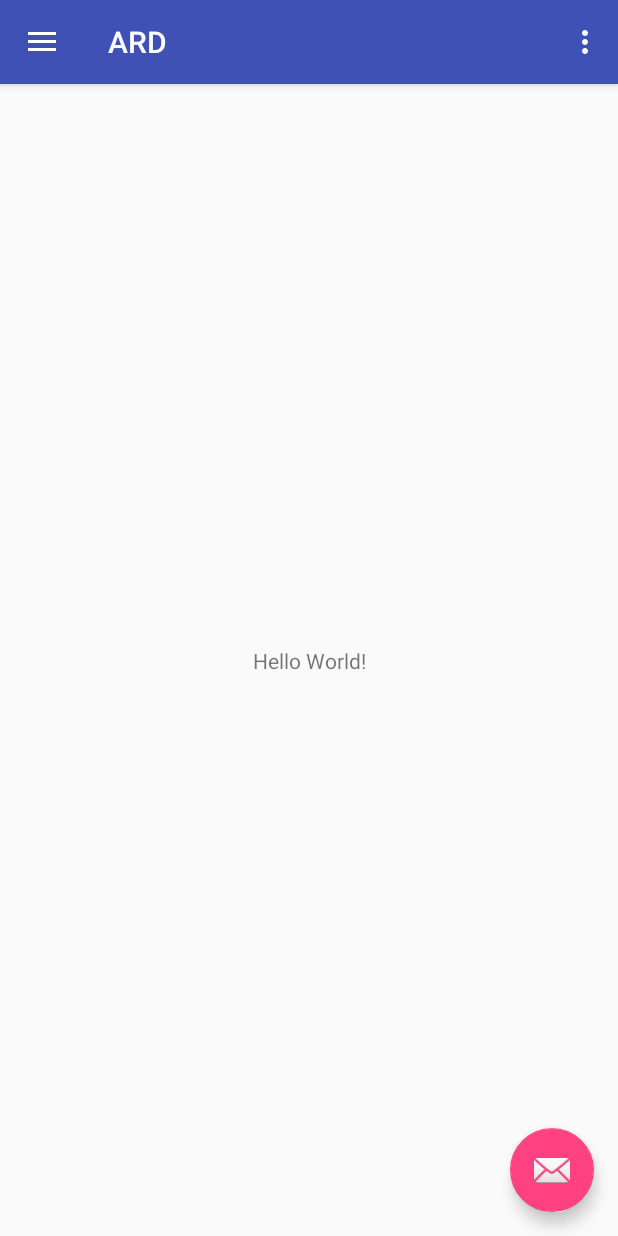
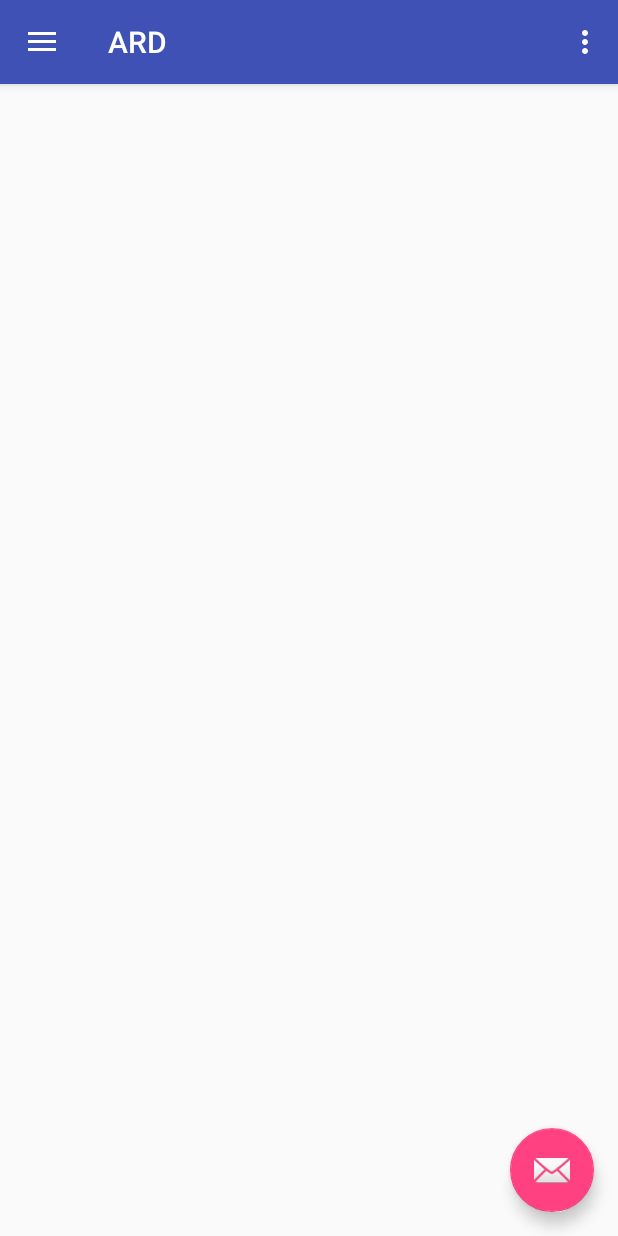
Before and after one commit to Devsoc-BPGC/ARD, an Android app: the screen it shows after launch (MainActivity), on a phone screen of 412 x 824 dp. Run offline under Robolectric (Android 15) with nearby library versions, the phone set to English and light mode, and no system bars.

```diff
--- a/app/build.gradle
+++ b/app/build.gradle
@@ -17,6 +17,9 @@ android {
             proguardFiles getDefaultProguardFile('proguard-android.txt'), 'proguard-rules.pro'
         }
     }
+    lintOptions {
+        abortOnError false
+    }
 }
 
 dependencies {
--- a/app/src/main/AndroidManifest.xml
+++ b/app/src/main/AndroidManifest.xml
@@ -1,5 +1,6 @@
 <?xml version="1.0" encoding="utf-8"?>
 <manifest xmlns:android="http://schemas.android.com/apk/res/android"
+    xmlns:tools="http://schemas.android.com/tools"
     package="in.ac.bits_pilani.goa.ard">
 
     <application
@@ -8,7 +9,9 @@
         android:label="@string/app_name"
         android:roundIcon="@mipmap/ic_launcher_round"
         android:supportsRtl="true"
-        android:theme="@style/AppTheme">
+        android:theme="@style/AppTheme"
+        tools:ignore="GoogleAppIndexingWarning"
+        android:fullBackupContent="@xml/backup_descriptor">
         <activity
             android:name=".MainActivity"
             android:label="@string/app_name"
--- a/app/src/main/java/in/ac/bits_pilani/goa/ard/MainActivity.java
+++ b/app/src/main/java/in/ac/bits_pilani/goa/ard/MainActivity.java
@@ -1,6 +1,7 @@
 package in.ac.bits_pilani.goa.ard;
 
 import android.os.Bundle;
+import android.support.annotation.NonNull;
 import android.support.design.widget.FloatingActionButton;
 import android.support.design.widget.Snackbar;
 import android.view.View;
@@ -20,7 +21,7 @@ public class MainActivity extends AppCompatActivity
     protected void onCreate(Bundle savedInstanceState) {
         super.onCreate(savedInstanceState);
         setContentView(R.layout.activity_main);
-        Toolbar toolbar = (Toolbar) findViewById(R.id.toolbar);
+        Toolbar toolbar = (Toolbar) findViewById(R.id.toolbar_activity_main);
         setSupportActionBar(toolbar);
 
         FloatingActionButton fab = (FloatingActionButton) findViewById(R.id.fab);
@@ -35,7 +36,7 @@ public class MainActivity extends AppCompatActivity
         DrawerLayout drawer = (DrawerLayout) findViewById(R.id.drawer_layout);
         ActionBarDrawerToggle toggle = new ActionBarDrawerToggle(
                 this, drawer, toolbar, R.string.navigation_drawer_open, R.string.navigation_drawer_close);
-        drawer.setDrawerListener(toggle);
+        drawer.addDrawerListener(toggle);
         toggle.syncState();
 
         NavigationView navigationView = (NavigationView) findViewById(R.id.nav_view);
@@ -53,14 +54,14 @@ public class MainActivity extends AppCompatActivity
     }
 
     @Override
-    public boolean onCreateOptionsMenu(Menu menu) {
+    public boolean onCreateOptionsMenu(final Menu menu) {
         // Inflate the menu; this adds items to the action bar if it is present.
         getMenuInflater().inflate(R.menu.main, menu);
         return true;
     }
 
     @Override
-    public boolean onOptionsItemSelected(MenuItem item) {
+    public boolean onOptionsItemSelected(final MenuItem item) {
         // Handle action bar item clicks here. The action bar will
         // automatically handle clicks on the Home/Up button, so long
         // as you specify a parent activity in AndroidManifest.xml.
@@ -76,7 +77,7 @@ public class MainActivity extends AppCompatActivity
 
     @SuppressWarnings("StatementWithEmptyBody")
     @Override
-    public boolean onNavigationItemSelected(MenuItem item) {
+    public boolean onNavigationItemSelected(@NonNull final MenuItem item) {
         // Handle navigation view item clicks here.
         int id = item.getItemId();
 
--- a/app/src/main/res/layout/app_bar_main.xml
+++ b/app/src/main/res/layout/app_bar_main.xml
@@ -12,7 +12,7 @@
         android:theme="@style/AppTheme.AppBarOverlay">
 
         <android.support.v7.widget.Toolbar
-            android:id="@+id/toolbar"
+            android:id="@+id/toolbar_activity_main"
             android:layout_width="match_parent"
             android:layout_height="?attr/actionBarSize"
             android:background="?attr/colorPrimary"
--- a/app/src/main/res/layout/content_main.xml
+++ b/app/src/main/res/layout/content_main.xml
@@ -6,15 +6,7 @@
     android:layout_height="match_parent"
     app:layout_behavior="@string/appbar_scrolling_view_behavior"
     tools:context="in.ac.bits_pilani.goa.ard.MainActivity"
-    tools:showIn="@layout/app_bar_main">
-
-    <TextView
-        android:layout_width="wrap_content"
-        android:layout_height="wrap_content"
-        android:text="Hello World!"
-        app:layout_constraintBottom_toBottomOf="parent"
-        app:layout_constraintLeft_toLeftOf="parent"
-        app:layout_constraintRight_toRightOf="parent"
-        app:layout_constraintTop_toTopOf="parent" />
+    tools:showIn="@layout/app_bar_main"
+    tools:ignore="GradleDependency">
 
 </android.support.constraint.ConstraintLayout>
--- a/app/src/main/res/layout/nav_header_main.xml
+++ b/app/src/main/res/layout/nav_header_main.xml
@@ -13,6 +13,7 @@
     android:theme="@style/ThemeOverlay.AppCompat.Dark">
 
     <ImageView
+        android:contentDescription="@string/nav_header_main_image_view_content_desc"
         android:id="@+id/imageView"
         android:layout_width="wrap_content"
         android:layout_height="wrap_content"
@@ -23,13 +24,13 @@
         android:layout_width="match_parent"
         android:layout_height="wrap_content"
         android:paddingTop="@dimen/nav_header_vertical_spacing"
-        android:text="Android Studio"
+        android:text="@string/nav_header_main_text_view_title"
         android:textAppearance="@style/TextAppearance.AppCompat.Body1" />
 
     <TextView
         android:id="@+id/textView"
         android:layout_width="wrap_content"
         android:layout_height="wrap_content"
-        android:text="android.studio@android.com" />
+        android:text="@string/nav_header_main_text_view_subtitle" />
 
 </LinearLayout>
--- a/app/src/main/res/menu/activity_main_drawer.xml
+++ b/app/src/main/res/menu/activity_main_drawer.xml
@@ -5,31 +5,31 @@
         <item
             android:id="@+id/nav_camera"
             android:icon="@drawable/ic_menu_camera"
-            android:title="Import" />
+            android:title="@string/activity_main_drawer_item_import" />
         <item
             android:id="@+id/nav_gallery"
             android:icon="@drawable/ic_menu_gallery"
-            android:title="Gallery" />
+            android:title="@string/activity_main_drawer_item_gallery" />
         <item
             android:id="@+id/nav_slideshow"
             android:icon="@drawable/ic_menu_slideshow"
-            android:title="Slideshow" />
+            android:title="@string/activity_main_drawer_item_slideshow" />
         <item
             android:id="@+id/nav_manage"
             android:icon="@drawable/ic_menu_manage"
-            android:title="Tools" />
+            android:title="@string/activity_main_drawer_item_manage" />
     </group>
 
-    <item android:title="Communicate">
+    <item android:title="@string/activity_main_drawer_item_communicate">
         <menu>
             <item
                 android:id="@+id/nav_share"
                 android:icon="@drawable/ic_menu_share"
-                android:title="Share" />
+                android:title="@string/activity_main_drawer_item_share" />
             <item
                 android:id="@+id/nav_send"
                 android:icon="@drawable/ic_menu_send"
-                android:title="Send" />
+                android:title="@string/seactivity_main_drawer_item_send" />
         </menu>
     </item>
 
--- a/app/src/main/res/values/strings.xml
+++ b/app/src/main/res/values/strings.xml
@@ -5,4 +5,14 @@
     <string name="navigation_drawer_close">Close navigation drawer</string>
 
     <string name="action_settings">Settings</string>
+    <string name="nav_header_main_image_view_content_desc">Nav bar image</string>
+    <string name="nav_header_main_text_view_title">Android Studio</string>
+    <string name="nav_header_main_text_view_subtitle">android.studio@android.com</string>
+    <string name="activity_main_drawer_item_import">Import</string>
+    <string name="activity_main_drawer_item_gallery">Gallery</string>
+    <string name="activity_main_drawer_item_slideshow">Slideshow</string>
+    <string name="activity_main_drawer_item_manage">Manage</string>
+    <string name="activity_main_drawer_item_communicate">Communicate</string>
+    <string name="activity_main_drawer_item_share">Share</string>
+    <string name="seactivity_main_drawer_item_send">Send</string>
 </resources>
--- /dev/null
+++ b/app/src/main/res/xml/backup_descriptor.xml
@@ -0,0 +1,4 @@
+<?xml version="1.0" encoding="utf-8"?>
+<full-backup-content>
+    <!-- Exclude specific shared preferences that contain GCM registration Id -->
+</full-backup-content>
```
